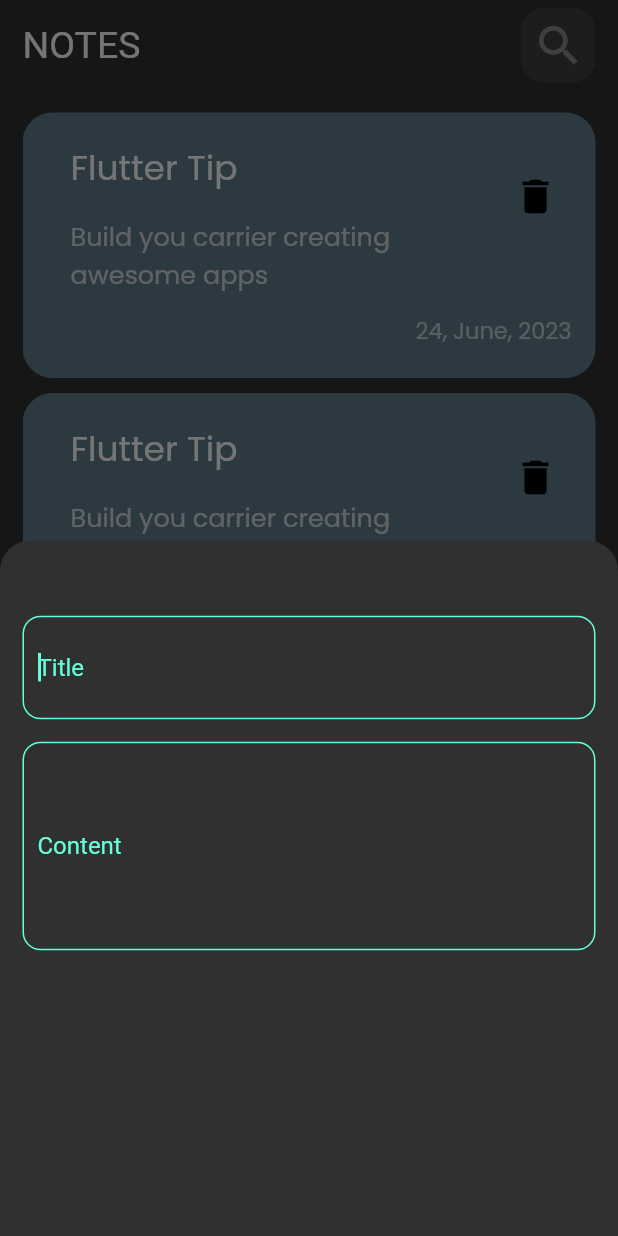
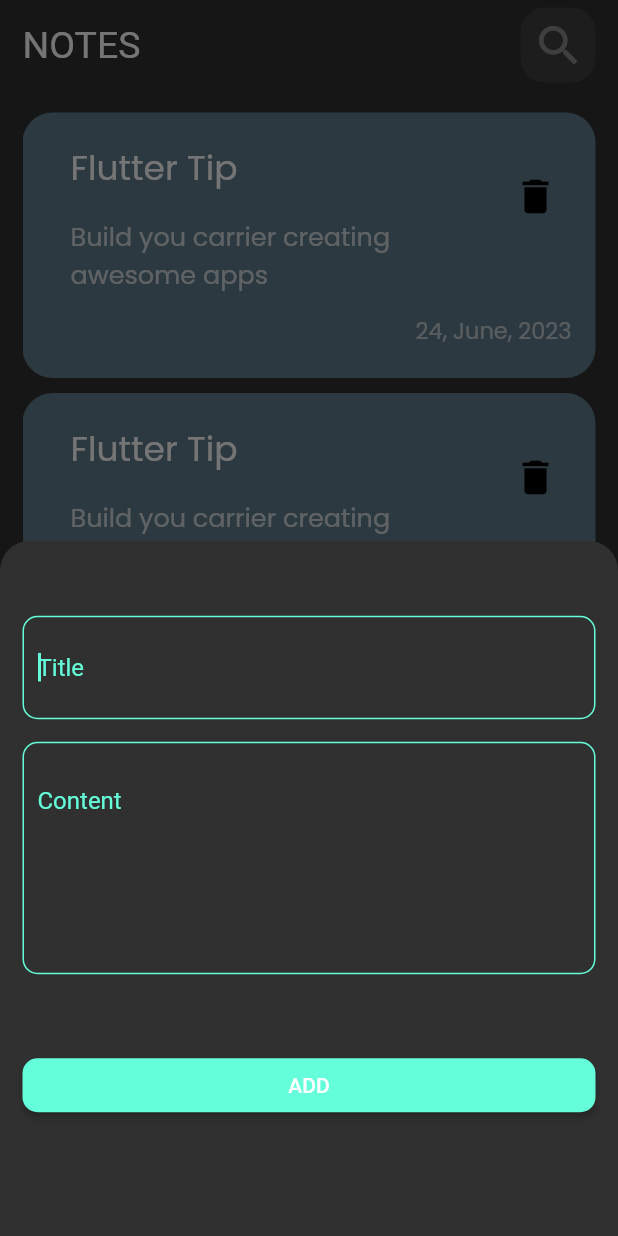
Before and after one commit to andrrew24/notes_app, a Flutter app: the screen it shows after launch, after a tap on the "add" icon, on a phone screen of 412 x 824 dp. Run offline on Flutter 3.47's test engine with Material 2 defaults, Android fonts, the phone set to English and light mode, and no system bars; our stand-ins replace google_fonts.

Commit message:
add a button "add" to bottomSheet

```diff
--- a/lib/methods/buildBorder.dart
+++ b/lib/methods/buildBorder.dart
@@ -3,7 +3,7 @@ import 'package:flutter/material.dart';
 
   OutlineInputBorder buildBorder([color]) {
     return OutlineInputBorder(
-        borderRadius: BorderRadius.circular(12),
+        borderRadius: BorderRadius.circular(10),
         borderSide: BorderSide(
           color: color ?? Colors.white
         )
--- a/lib/views/widgets/add_note_bottom_sheet.dart
+++ b/lib/views/widgets/add_note_bottom_sheet.dart
@@ -1,5 +1,7 @@
+import 'package:flutter/cupertino.dart';
 import 'package:flutter/material.dart';
 
+import 'custom_button.dart';
 import 'custom_textfield.dart';
 
 class AddNoteBottomSheet extends StatelessWidget {
@@ -17,6 +19,7 @@ class AddNoteBottomSheet extends StatelessWidget {
     return Padding(
       padding: const EdgeInsets.only(top: 50, right: 15, left: 15),
       child: Column(
+        // crossAxisAlignment: CrossAxisAlignment.stretch,
         children: [
           CustomTextField(
             textController: title,
@@ -29,8 +32,13 @@ class AddNoteBottomSheet extends StatelessWidget {
           CustomTextField(
             textController: content,
             hintText: "Content",
-            padding: EdgeInsets.symmetric(horizontal: 10, vertical: 60),
-          )
+            maxlines: 5,
+            padding: EdgeInsets.symmetric(horizontal: 10, vertical: 30),
+          ),
+          SizedBox(
+            height: 50,
+          ),
+          CustomButton()
         ],
       ),
     );
--- /dev/null
+++ b/lib/views/widgets/custom_button.dart
@@ -0,0 +1,23 @@
+import 'package:flutter/material.dart';
+
+import '../../constants/constant.dart';
+
+class CustomButton extends StatelessWidget {
+  const CustomButton({
+    super.key,
+  });
+
+  @override
+  Widget build(BuildContext context) {
+    return SizedBox(
+      width: MediaQuery.of(context).size.width,
+      child: ElevatedButton(
+          style: ButtonStyle(
+              shape: MaterialStateProperty.all(RoundedRectangleBorder(
+                  borderRadius: BorderRadius.circular(10))),
+              backgroundColor: MaterialStateProperty.all(kprimaryColor)),
+          child: const Text("ADD"),
+          onPressed: () {}),
+    );
+  }
+}
```
